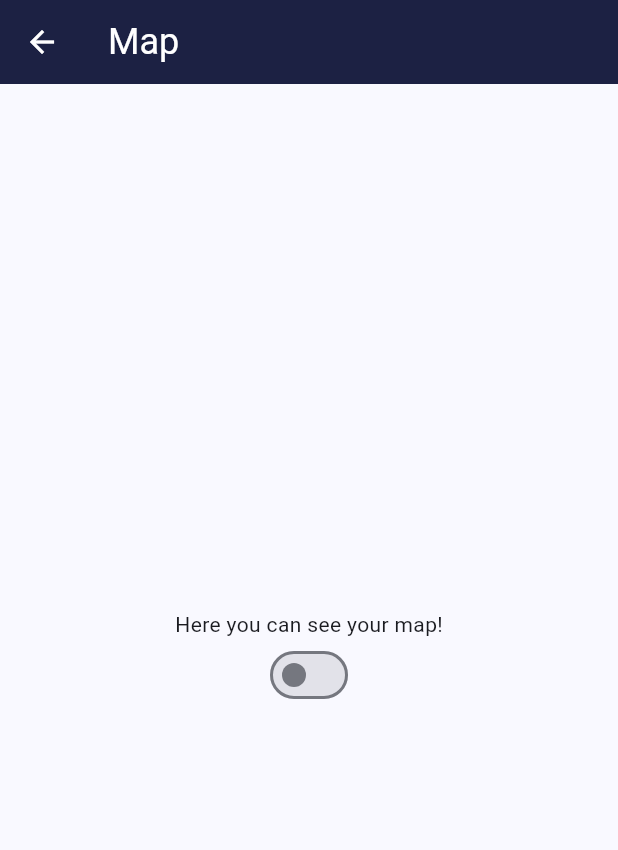
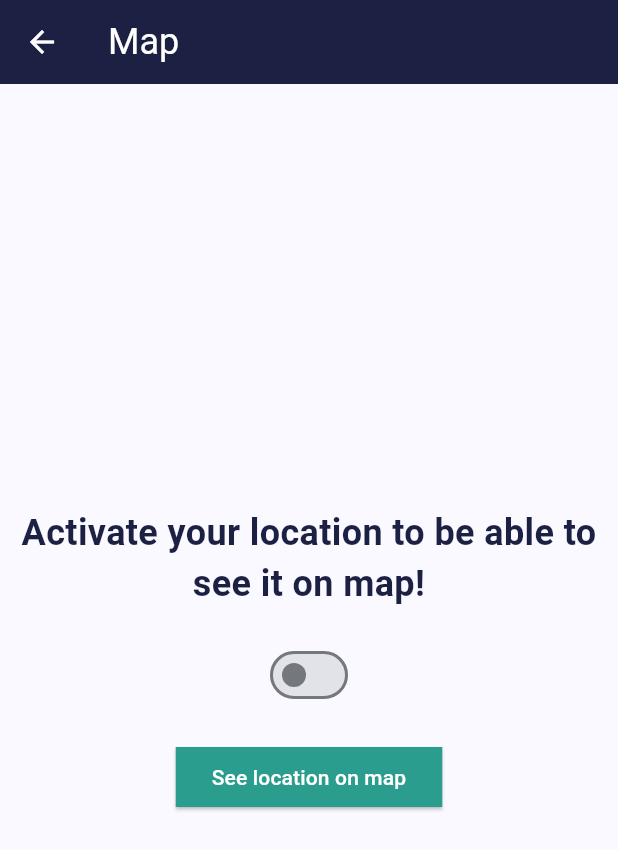
Before and after one commit to stefaniasilivestru/MobileAppDevelopmentProject2, a Flutter app: the screen it shows after launch, in the side drawer, after a tap on "Map", on a phone screen of 412 x 824 dp. Shown: the top 850 px of the screen. Run offline on Flutter 3.47's test engine with Material 3 defaults, Android fonts, the phone set to English and light mode, and no system bars; our stand-ins replace flutter_map, fluttertoast, geolocator, latlong2, logger.

Commit message:
Set Map View using Open Street Map

```diff
--- a/lib/screens/map.dart
+++ b/lib/screens/map.dart
@@ -1,9 +1,12 @@
 import 'package:flutter/material.dart';
+import 'package:fluttertoast/fluttertoast.dart';
 import 'dart:io';
 import 'package:geolocator/geolocator.dart';
 import 'package:logger/logger.dart';
 import 'package:path_provider/path_provider.dart';
 import 'dart:async';
+
+import 'mapView.dart';
 
 class MapPage extends StatefulWidget {
   const MapPage({super.key});
@@ -33,7 +36,15 @@ class _MapPageState extends State<MapPage> {
         child: Column(
           mainAxisAlignment: MainAxisAlignment.center,
           children: [
-            const Text('Here you can see your map!'),
+            const Text('Activate your location to be able to see it on map!',
+              textAlign: TextAlign.center,
+              style: TextStyle(
+                fontSize: 24.0,
+                fontWeight: FontWeight.bold,
+                color: Color(0xFF1c2143),
+              ),
+            ),
+            const SizedBox(height: 20.0),
             Switch(
               value: _positionStreamSubscription != null,
               onChanged: (value) {
@@ -46,6 +57,32 @@ class _MapPageState extends State<MapPage> {
                 });
               },
             ),
+            const SizedBox(height: 20.0),
+            ElevatedButton(
+              onPressed: () {
+                Navigator.push(context, MaterialPageRoute(
+                    builder: (context) =>  MapViewPage()));
+                _showToast("Map view");
+              },
+              style: ButtonStyle(
+                backgroundColor: MaterialStateProperty.all<Color>(
+                    const Color(0xFF2a9d8f)),
+                // Background color
+                foregroundColor: MaterialStateProperty.all<Color>(Colors.white),
+                // Text color
+                shape: MaterialStateProperty.all<RoundedRectangleBorder>(
+                  const RoundedRectangleBorder(
+                    borderRadius: BorderRadius.zero,
+                    // Set border radius to zero for square corners
+                    side: BorderSide.none, // Remove border
+                  ),
+                ),
+              ),
+              child: const Text('See location on map',
+                textAlign: TextAlign.center,
+              ),
+            ),
+
           ],
         ),
       ),
@@ -71,12 +108,13 @@ class _MapPageState extends State<MapPage> {
     if (permission == LocationPermission.deniedForever) {
       return Future.error('Location permissions are permanently denied');
     }
-    _positionStreamSubscription = Geolocator.getPositionStream(locationSettings: locationSettings).listen(
-          (Position position) {
-        writePositionToFile(position);
-        Logger().d('Position: ${position.latitude}, ${position.longitude}');
-      },
-    );
+    _positionStreamSubscription =
+        Geolocator.getPositionStream(locationSettings: locationSettings).listen(
+              (Position position) {
+            writePositionToFile(position);
+            Logger().d('Position: ${position.latitude}, ${position.longitude}');
+          },
+        );
   }
 
   void stopTracking() {
@@ -87,8 +125,25 @@ class _MapPageState extends State<MapPage> {
   Future<void> writePositionToFile(Position position) async {
     final directory = await getApplicationDocumentsDirectory();
     final file = File('${directory.path}/gps_coordinates.csv');
-    String timestamp = DateTime.now().millisecondsSinceEpoch.toString();
-    await file.writeAsString('${timestamp};${position.latitude};${position.longitude}\n', mode: FileMode.append);
+    String timestamp = DateTime
+        .now()
+        .millisecondsSinceEpoch
+        .toString();
+    await file.writeAsString(
+        '${timestamp};${position.latitude};${position.longitude}\n',
+        mode: FileMode.append);
   }
 
+
+  void _showToast(String message) {
+    Fluttertoast.showToast(
+      msg: message,
+      toastLength: Toast.LENGTH_SHORT,
+      gravity: ToastGravity.BOTTOM,
+      timeInSecForIosWeb: 1,
+      backgroundColor: const Color(0xFF2a9d8f),
+      textColor: Colors.white,
+      fontSize: 16.0,
+    );
+  }
 }
--- a/lib/screens/routes.dart
+++ b/lib/screens/routes.dart
@@ -320,9 +320,6 @@ class _RoutesPageState extends State<RoutesPage> {
     _showToast('Viewing places');
     Navigator.push(context,  MaterialPageRoute(builder: (context) => const ViewPlacesPage()));
 
-
-
-
   }
 
 
--- a/lib/screens/settings.dart
+++ b/lib/screens/settings.dart
@@ -1,4 +1,5 @@
 import 'package:flutter/material.dart';
+// import 'package:flutter_localizations/flutter_localizations.dart';
 
 class SettingsPage extends StatelessWidget {
   const SettingsPage({super.key});
```
Also changed, not shown: lib/screens/mapView.dart (added, +127 -0 lines), pubspec.yaml (+7 -2 lines), pubspec.lock.
